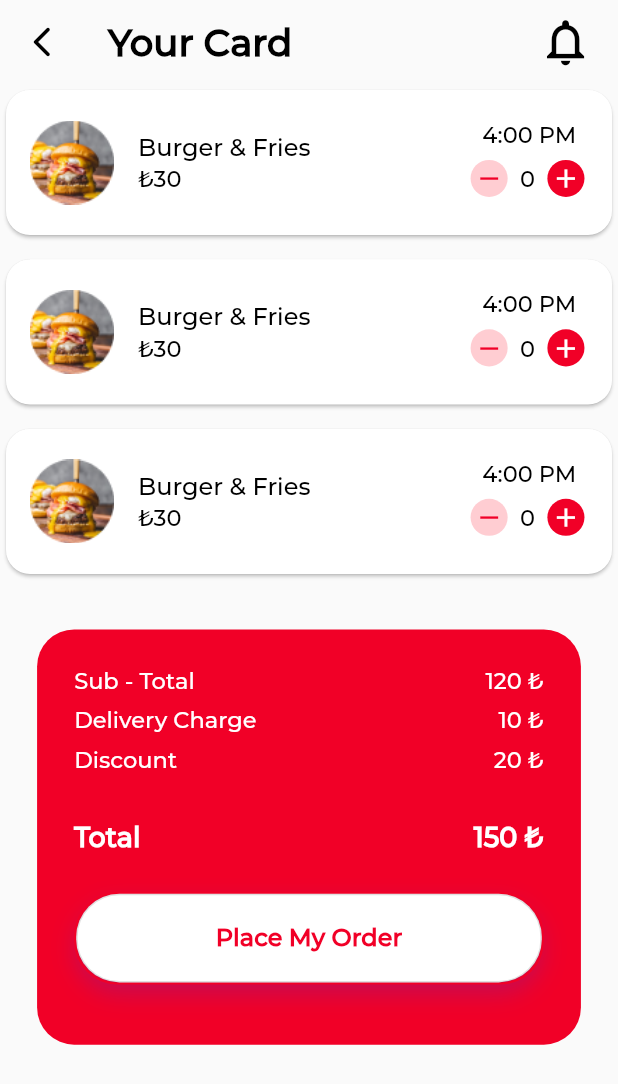
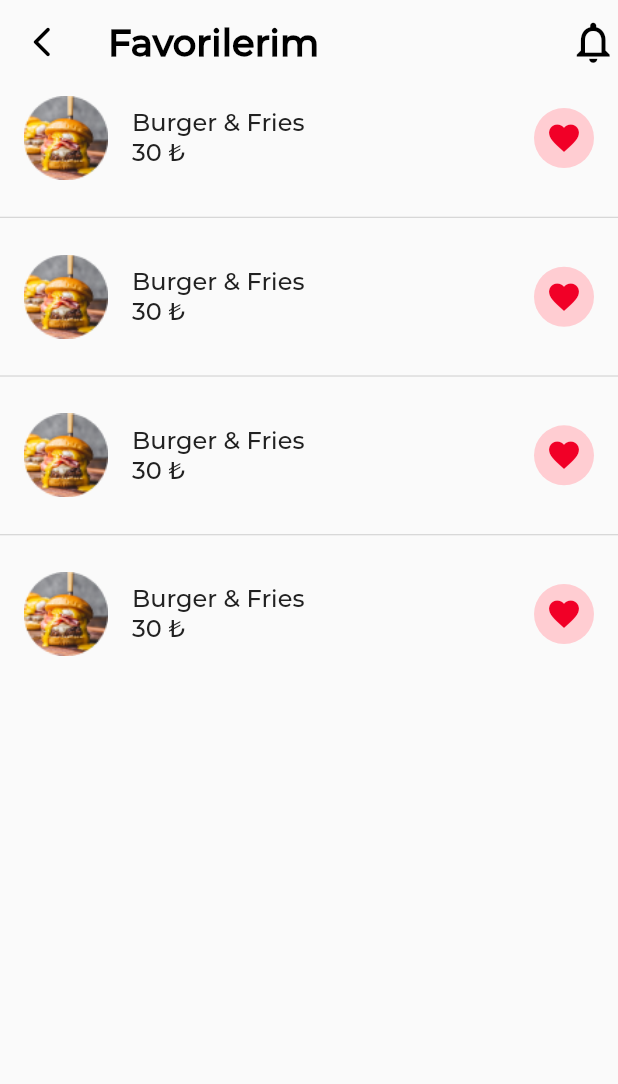
Before and after one commit to akaanuzman/digital_order_system, a Flutter app: the screen it shows after launch, on a phone screen of 412 x 824 dp. Shown: the top 1084 px of the screen. Run offline on Flutter 3.47's test engine with Material 2 defaults, Android fonts, the phone set to English and light mode, and no system bars; our stand-ins replace animate_do, cloud_firestore, device_preview, equatable, firebase_auth, firebase_core and 5 more; missing offline and left inert: adaptive_action_sheet; accounts and stored records are empty; generated files the repository leaves out were written again.

Commit message:
favori sayfası ve profil sayfası yapıldı

```diff
--- a/lib/main.dart
+++ b/lib/main.dart
@@ -1,6 +1,8 @@
 import 'package:device_preview/device_preview.dart';
 import 'package:digital_order_system/products/components/card/order_card.dart';
+import 'package:digital_order_system/views/home/favourites_page_view.dart';
 import 'package:digital_order_system/views/home/my_basket_view_page.dart';
+import 'package:digital_order_system/views/home/profile.dart';
 import 'package:flutter_easyloading/flutter_easyloading.dart';
 import 'products/constants/app_constants.dart';
 import 'products/initialize/application_initialize.dart';
@@ -38,7 +40,7 @@ class MyApp extends StatelessWidget with BaseSingleton {
       title: constants.appTitle,
       theme: theme.themeData,
       navigatorKey: NavigationService.navigatorKey,
-      home: MyBasketViewPage(),
+      home: MyFavouritesViewPage(),
     );
   }
 }
--- /dev/null
+++ b/lib/views/home/favourites_page_view.dart
@@ -0,0 +1,77 @@
+import '../../../../_export_ui.dart';
+
+class MyFavouritesViewPage extends StatelessWidget {
+  const MyFavouritesViewPage({super.key});
+
+  @override
+  Widget build(BuildContext context) {
+    return Scaffold(
+      appBar: AppBar(
+        leading: IconButton(
+          onPressed: () => Navigator.of(context).pop(),
+          icon: const Icon(
+            Icons.arrow_back_ios_new_rounded,
+            color: Colors.black,
+          ),
+        ),
+        title: Text(
+          "Favorilerim",
+          style: TextStyle(
+            fontSize: context.val6x,
+            fontWeight: FontWeight.bold,
+          ),
+        ),
+        actions: [
+          Icon(
+            Icons.notifications_none_outlined,
+            size: context.val8x,
+          ),
+        ],
+      ),
+      body: specialListViewSeperated(context, "Burger & Fries", "30"),
+    );
+  }
+
+  ListView specialListViewSeperated(
+      BuildContext context, String title, String subTitle) {
+    return ListView.separated(
+      itemBuilder: (context, index) {
+        return ListTile(
+          leading: Image.asset("assets/images/burger_circle.png"),
+          title: Text(
+            title,
+            style: context.textTheme.bodyLarge,
+          ),
+          subtitle: Text(
+            "$subTitle ₺",
+            style: context.textTheme.bodyLarge,
+          ),
+          trailing: CircleAvatar(
+            backgroundColor: Colors.red.shade100,
+            child: const Icon(
+              Icons.favorite,
+              color: Color(
+                0xffF10027,
+              ),
+            ),
+          ),
+        );
+      },
+      separatorBuilder: (context, index) {
+        return Column(
+          children: [
+            context.emptySizedHeightBox2x,
+            Container(
+              // padding: context.paddingHorizontal10x,
+              height: context.val1x / 5,
+              // width: context.val24x * 3.7,
+              color: const Color(0xffD6D6D6),
+            ),
+            context.emptySizedHeightBox2x,
+          ],
+        );
+      },
+      itemCount: 4,
+    );
+  }
+}
--- a/lib/views/home/my_basket_view_page.dart
+++ b/lib/views/home/my_basket_view_page.dart
@@ -1,4 +1,5 @@
 import 'package:digital_order_system/products/components/card/order_card.dart';
+import 'package:digital_order_system/products/components/list_view/custom_listview.dart';
 import 'package:digital_order_system/products/constants/image_constants.dart';
 import 'package:digital_order_system/products/view_models/my_basket_view_model.dart';
 import 'package:flutter_gen/gen_l10n/app_localizations.dart';
@@ -42,12 +43,11 @@ class MyBasketViewPage extends StatelessWidget with BaseSingleton {
             },
             itemCount: 3,
             itemBuilder: (context, index) {
-              return myBasketProduct(
-                context,
-                "Burger & Fries",
-                "₺30",
-                "4:00 PM",
-                hpv,
+              return CustomListView(
+                title: "Burger & Fries",
+                price: "30",
+                time: "4:00",
+                hpv: hpv,
               );
             },
           ),
@@ -60,105 +60,4 @@ class MyBasketViewPage extends StatelessWidget with BaseSingleton {
       ),
     );
   }
-
-  Widget myBasketProduct(
-    BuildContext context,
-    String title,
-    String price,
-    String time,
-    MyBasketViewModel hpv,
-  ) {
-    return Card(
-      color: Colors.white,
-      child: Padding(
-        padding: EdgeInsets.only(
-          top: context.val3x,
-          bottom: context.val3x,
-        ),
-        child: ListTile(
-          leading: Image.asset("assets/images/hamburger.png"),
-          title: Text(
-            title,
-            style: const TextStyle(
-              color: Colors.black,
-            ),
-          ),
-          subtitle: Text(
-            price,
-            style: const TextStyle(
-              color: Colors.black,
-            ),
-          ),
-          trailing: SizedBox(
-            width: context.val19x,
-            child: Column(
-              children: [
-                Text(
-                  time,
-                  style: const TextStyle(
-                    color: Colors.black,
-                  ),
-                ),
-                context.emptySizedHeightBox1x,
-                Row(
-                  children: [
-                    circleAvatarIcon(
-                      context,
-                      Icons.remove,
-                      colors.redSavinaPepper,
-                      Colors.red.shade100,
-                      () {
-                        hpv.decreaseCounter;
-                      },
-                    ),
-                    context.emptySizedWidthBox2x,
-                    Consumer<MyBasketViewModel>(
-                      builder: (context, hpv, _) => Text(
-                        "${hpv.counter}",
-                        style: const TextStyle(
-                          color: Colors.black,
-                        ),
-                      ),
-                    ),
-                    context.emptySizedWidthBox2x,
-                    circleAvatarIcon(
-                      context,
-                      Icons.add,
-                      Colors.white,
-                      colors.redSavinaPepper,
-                      () {
-                        hpv.increaseCounter;
-                      },
-                    ),
-                  ],
-                ),
-              ],
-            ),
-          ),
-        ),
-      ),
-    );
-  }
-
-  CircleAvatar circleAvatarIcon(
-    BuildContext context,
-    IconData icon,
-    Color color,
-    Color circleColor,
-    void Function()? onPressed,
-  ) {
-    return CircleAvatar(
-      backgroundColor: circleColor,
-      radius: context.val3x,
-      child: IconButton(
-        padding: EdgeInsets.zero,
-        onPressed: onPressed ?? () {},
-        icon: Icon(
-          icon,
-          size: context.val5x,
-          color: color,
-        ),
-      ),
-    );
-  }
 }
```
Also changed, not shown: lib/products/components/list_view/custom_listview.dart (added, +113 -0 lines), lib/views/home/profile.dart (added, +121 -0 lines), assets/images/bio.png (added), assets/images/burger_circle.png (added).
